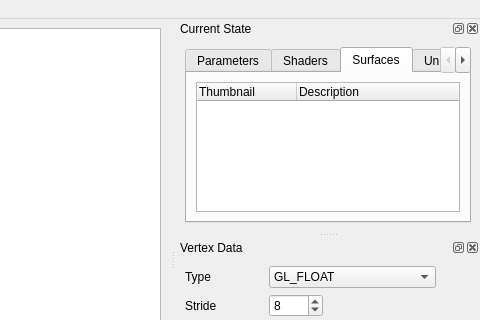
Old version of the form gui/ui/mainwindow.ui in the repository apitrace/apitrace; both pictures show x 307 to 787 and y 0 to 320 of the 787 by 756 pixel window.
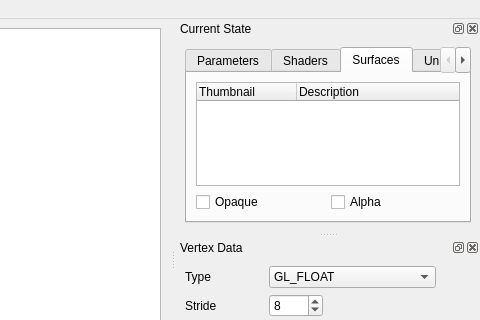
New version of the form. The open tabs and pages were chosen to show the change. Icons and pictures are not drawn.

Commit message:
gui: Add checkboxes for alpha/opaque in surfaces view.
- pass alpha/opaque settings through to image viewer
- removed caching of thumbnails in ApiSurface instances
  - updating thumbnails (due to changed alpha/opaque settings) did not
mesh with constness
  - ApiSurfaces should be unaware of thumbnails -> caching should happen
e.g. in SurfacesView

Fixes #374.

```diff
--- a/gui/ui/mainwindow.ui
+++ b/gui/ui/mainwindow.ui
@@ -215,8 +215,22 @@
         <attribute name="title">
          <string>Surfaces</string>
         </attribute>
-        <layout class="QVBoxLayout" name="verticalLayout_5">
-         <item>
+        <layout class="QGridLayout" name="gridLayout">
+         <item row="1" column="0">
+          <widget class="QCheckBox" name="surfacesOpaqueCB">
+           <property name="text">
+            <string>Opaque</string>
+           </property>
+          </widget>
+         </item>
+         <item row="1" column="1">
+          <widget class="QCheckBox" name="surfacesAlphaCB">
+           <property name="text">
+            <string>Alpha</string>
+           </property>
+          </widget>
+         </item>
+         <item row="0" column="0" colspan="2">
           <widget class="QTreeWidget" name="surfacesTreeWidget">
            <column>
             <property name="text">
```
The commit also changes 7 other files.
